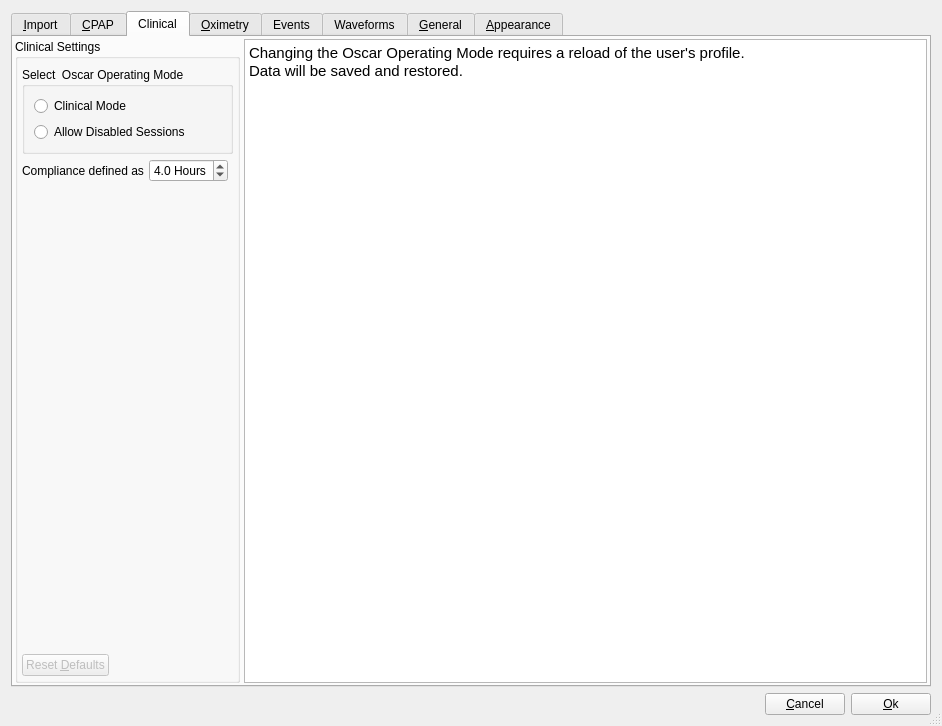
Before: the Qt Designer form oscar/preferencesdialog.ui in littleyoda/oscar, drawn with Qt 5.
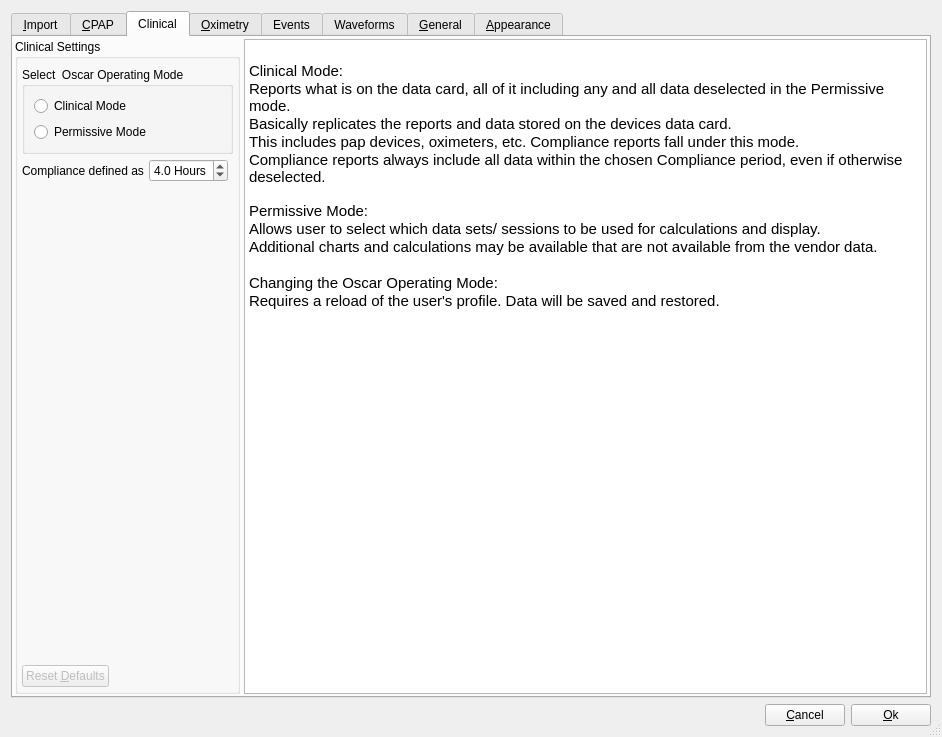
After: the same form once the commit is applied. The open tabs and pages were chosen to show the change. Icons and pictures are not drawn.

Commit message: cosmetic changes to clinical mode.

What changed in the file:
```diff
--- a/oscar/preferencesdialog.ui
+++ b/oscar/preferencesdialog.ui
@@ -10,7 +10,7 @@
     <x>0</x>
     <y>0</y>
     <width>942</width>
-    <height>726</height>
+    <height>737</height>
    </rect>
   </property>
   <property name="sizePolicy">
@@ -1601,10 +1601,7 @@
                 <item row="1" column="0">
                  <widget class="QRadioButton" name="allowDisabledSessions">
                   <property name="text">
-                   <string>Allow Disabled Sessions</string>
-                  </property>
-                  <property name="toolTip">
-                   <string>Clinical Mode does not allow disabled sessions.\nDisabled Session are not used for graphing or Statistics.</string>
+                   <string>Permissive Mode</string>
                   </property>
                  </widget>
                 </item>
@@ -1640,8 +1637,18 @@
 &lt;html&gt;&lt;head&gt;&lt;meta name=&quot;qrichtext&quot; content=&quot;1&quot; /&gt;&lt;style type=&quot;text/css&quot;&gt;
 p, li { white-space: pre-wrap; }
 &lt;/style&gt;&lt;/head&gt;&lt;body style=&quot; font-family:'Ubuntu'; font-size:11pt; font-weight:400; font-style:normal;&quot;&gt;
-&lt;p style=&quot; margin-top:0px; margin-bottom:0px; margin-left:0px; margin-right:0px; -qt-block-indent:0; text-indent:0px;&quot;&gt;Changing the Oscar Operating Mode requires a reload of the user's profile.&lt;/p&gt;
-&lt;p style=&quot; margin-top:0px; margin-bottom:0px; margin-left:0px; margin-right:0px; -qt-block-indent:0; text-indent:0px;&quot;&gt;Data will be saved and restored.&lt;/p&gt;&lt;/body&gt;&lt;/html&gt;</string>
+&lt;p style=&quot;-qt-paragraph-type:empty; margin-top:0px; margin-bottom:0px; margin-left:0px; margin-right:0px; -qt-block-indent:0; text-indent:0px;&quot;&gt;&lt;br /&gt;&lt;/p&gt;
+&lt;p style=&quot; margin-top:0px; margin-bottom:0px; margin-left:0px; margin-right:0px; -qt-block-indent:0; text-indent:0px;&quot;&gt;Clinical Mode: &lt;/p&gt;
+&lt;p style=&quot; margin-top:0px; margin-bottom:0px; margin-left:0px; margin-right:0px; -qt-block-indent:0; text-indent:0px;&quot;&gt;Reports what is on the data card, all of it including any and all data deselected in the Permissive mode. &lt;/p&gt;
+&lt;p style=&quot; margin-top:0px; margin-bottom:0px; margin-left:0px; margin-right:0px; -qt-block-indent:0; text-indent:0px;&quot;&gt;Basically replicates the reports and data stored on the devices data card. &lt;/p&gt;
+&lt;p style=&quot; margin-top:0px; margin-bottom:0px; margin-left:0px; margin-right:0px; -qt-block-indent:0; text-indent:0px;&quot;&gt;This includes pap devices, oximeters, etc. Compliance reports fall under this mode. &lt;/p&gt;
+&lt;p style=&quot; margin-top:0px; margin-bottom:0px; margin-left:0px; margin-right:0px; -qt-block-indent:0; text-indent:0px;&quot;&gt;Compliance reports always include all data within the chosen Compliance period, even if otherwise deselected.&lt;br /&gt;&lt;br /&gt;Permissive Mode:&lt;/p&gt;
+&lt;p style=&quot; margin-top:0px; margin-bottom:0px; margin-left:0px; margin-right:0px; -qt-block-indent:0; text-indent:0px;&quot;&gt;Allows user to select which data sets/ sessions to be used for calculations and display. &lt;/p&gt;
+&lt;p style=&quot; margin-top:0px; margin-bottom:0px; margin-left:0px; margin-right:0px; -qt-block-indent:0; text-indent:0px;&quot;&gt;Additional charts and calculations may be available that are not available from the vendor data. &lt;/p&gt;
+&lt;p style=&quot;-qt-paragraph-type:empty; margin-top:0px; margin-bottom:0px; margin-left:0px; margin-right:0px; -qt-block-indent:0; text-indent:0px;&quot;&gt;&lt;br /&gt;&lt;/p&gt;
+&lt;p style=&quot; margin-top:0px; margin-bottom:0px; margin-left:0px; margin-right:0px; -qt-block-indent:0; text-indent:0px;&quot;&gt;Changing the Oscar Operating Mode:&lt;/p&gt;
+&lt;p style=&quot; margin-top:0px; margin-bottom:0px; margin-left:0px; margin-right:0px; -qt-block-indent:0; text-indent:0px;&quot;&gt;Requires a reload of the user's profile. Data will be saved and restored.&lt;/p&gt;
+&lt;p style=&quot;-qt-paragraph-type:empty; margin-top:0px; margin-bottom:0px; margin-left:0px; margin-right:0px; -qt-block-indent:0; text-indent:0px;&quot;&gt;&lt;br /&gt;&lt;/p&gt;&lt;/body&gt;&lt;/html&gt;</string>
             </property>
            </widget>
           </item>
```
Left out of the diff: 41 changed lines with no effect on the pictures. The commit also changes 5 other files.
